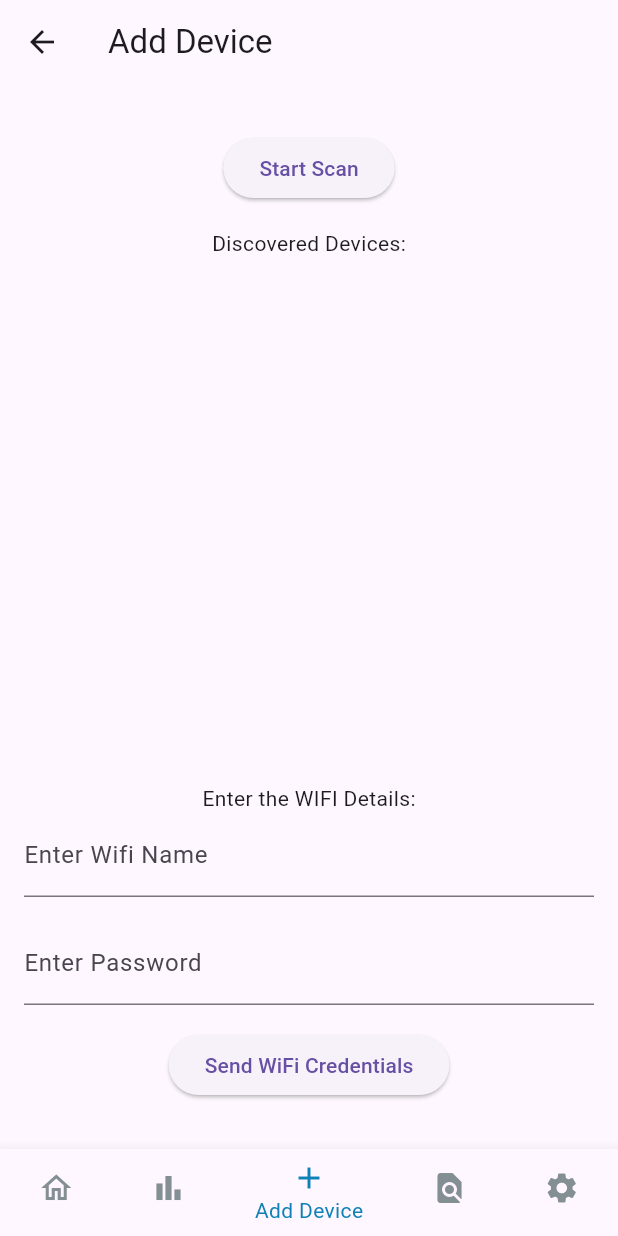
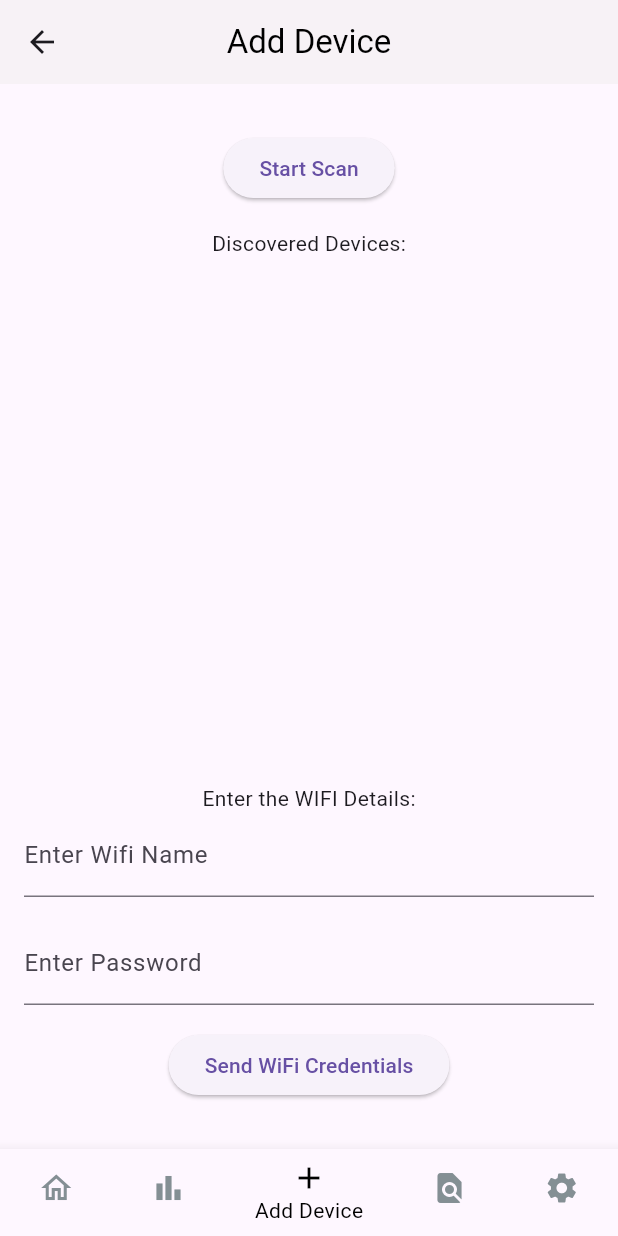
Before and after one commit to the-madhankumar/cmsd, a Flutter app: the screen it shows once a user with an empty profile is signed in, in the side drawer, after a tap on "Add Device", on a phone screen of 412 x 824 dp. Run offline on Flutter 3.47's test engine with Material 3 defaults, Android fonts, the phone set to English and light mode, and no system bars; our stand-ins replace connectivity_plus, firebase_auth, firebase_core, firebase_database, google_sign_in, lottie and 1 more; missing offline and left inert: flutter_bluetooth_seria_changed, open_settings; accounts and stored records are empty; network calls fail.

Commit message:
loading new

```diff
--- a/lib/home.dart
+++ b/lib/home.dart
@@ -5,6 +5,7 @@ import 'package:flutter_bluetooth_seria_changed/flutter_bluetooth_serial.dart';
 import 'package:firebase_database/firebase_database.dart';
 import 'package:open_settings/open_settings.dart';
 import 'package:permission_handler/permission_handler.dart';
+import 'package:lottie/lottie.dart';
 
 class MyApp extends StatelessWidget {
   const MyApp({super.key});
@@ -35,6 +36,8 @@ class MyApp extends StatelessWidget {
 
 // ignore: camel_case_types
 class HomePage extends StatelessWidget {
+  bool connected = true;
+  bool isConnectedPopupShown = false;
   final List<DrawerItem> drawerItems = [
     const DrawerItem(title: 'Profile', icon: Icons.person, page: ProfilePage()),
     const DrawerItem(title: 'History', icon: Icons.info, page: HistoryPage()),
@@ -49,32 +52,26 @@ class HomePage extends StatelessWidget {
     return Scaffold(
       backgroundColor: Colors.white,
       appBar: AppBar(
-        title: const Hero(
-          tag: 'appBarTitle',
-          child: Text(
-            'Soil Tester Home',
+        title: const Text(
+          'Soil tester',
           style: TextStyle(color: Colors.black),
         ),
-        ),
         centerTitle: true,
-        backgroundColor: const Color.fromARGB(255, 240, 241, 241),
-        actions: [],
+        backgroundColor:
+            const Color.fromARGB(246, 240, 237, 237).withOpacity(0.5),
       ),
       drawer: Drawer(
         child: ListView(
           children: <Widget>[
-            const SizedBox(
-              height: 70.0,
-              child: DrawerHeader(
+            const DrawerHeader(
               decoration: BoxDecoration(
-                  color: Colors.black,
+                color: Color.fromARGB(246, 240, 237, 237),
               ),
               child: Text(
                 'Menu',
                 style: TextStyle(
-                    color: Colors.white,
+                  color: Colors.black,
                   fontSize: 24,
-                  ),
                 ),
               ),
             ),
@@ -95,20 +92,75 @@ class HomePage extends StatelessWidget {
           ],
         ),
       ),
-      body: Center(
-        child: Column(
+      body: Column(
         mainAxisAlignment: MainAxisAlignment.center,
         children: [
           Expanded(
+            child: SingleChildScrollView(
               child: Container(
+                margin: const EdgeInsets.only(left: 10.0),
                 decoration: BoxDecoration(
                   borderRadius: BorderRadius.circular(15.0),
                 ),
                 child: ClipRRect(
                   borderRadius: BorderRadius.circular(15.0),
-                  child: Image.asset(
-                    'assets/images/CMSD.png',
+                  child: connected
+                      ? Container(
+                          margin: const EdgeInsets.only(
+                              top: 20.0), // Adjust the top margin
+                          child: Opacity(
+                            opacity:
+                                0.5, // Set the desired opacity (0.5 for 50%)
+                            child: Column(
+                              children: [
+                                Lottie.network(
+                                  'https://lottie.host/8cb372e2-6d74-4086-9ec8-cb6d2234d0ab/qRwKy9dAzj.json',
                                   fit: BoxFit.cover,
+                                ),
+                                const SizedBox(
+                                    height:
+                                        40), // Add space between image and text
+                                const Text(
+                                  'Connected',
+                                  style: TextStyle(
+                                    fontSize: 20,
+                                    color: Colors.black,
+                                    fontWeight: FontWeight.bold,
+                                  ),
+                                ),
+                              ],
+                            ),
+                          ),
+                        )
+                      : Container(
+                          margin: const EdgeInsets.only(
+                              top: 20.0), // Adjust the top margin
+                          child: Opacity(
+                            opacity:
+                                0.5, // Set the desired opacity (0.5 for 50%)
+                            child: Column(
+                              children: [
+                                Image.asset(
+                                  'assets/images/notcon.png',
+                                  fit: BoxFit.cover,
+                                  height: 250, // Adjust the height as needed
+                                  width: 350, // Adjust the width as needed
+                                ),
+                                const SizedBox(
+                                    height:
+                                        40), // Add space between image and text
+                                const Text(
+                                  'Device Not Connected',
+                                  style: TextStyle(
+                                    fontSize: 20,
+                                    color: Colors.black,
+                                    fontWeight: FontWeight.bold,
+                                  ),
+                                ),
+                              ],
+                            ),
+                          ),
+                        ),
                 ),
               ),
             ),
@@ -135,24 +187,10 @@ class HomePage extends StatelessWidget {
                   ],
                 ),
               ),
-                child: const Center(
-                  child: Text(
-                    '"Farmers transform soil into life\'s canvas, painted with dedication, resilience, and bountiful harvests."',
-                    style: TextStyle(
-                      fontSize: 20,
-                      fontWeight: FontWeight.bold,
-                      fontStyle: FontStyle.italic,
-                      fontFamily: 'RobotoSerif',
-                      color: Color.fromARGB(255, 11, 11, 11),
-                    ),
-                    textAlign: TextAlign.center,
-                  ),
-                ),
             ),
           ),
           const SizedBox(height: 20),
         ],
-        ),
       ),
       bottomNavigationBar: BottomNavigationBar(
         type: BottomNavigationBarType.fixed,
@@ -178,7 +216,7 @@ class HomePage extends StatelessWidget {
             label: "Settings",
           ),
         ],
-        selectedItemColor: const Color.fromARGB(255, 16, 129, 182),
+        selectedItemColor: const Color.fromARGB(255, 0, 0, 0),
         unselectedItemColor: Colors.grey,
         currentIndex: 0,
         showSelectedLabels: true,
@@ -186,7 +224,8 @@ class HomePage extends StatelessWidget {
         onTap: (index) {
           switch (index) {
             case 0:
-              Navigator.push(
+              // Use pushReplacement instead of push to prevent stacking pages
+              Navigator.pushReplacement(
                 context,
                 MaterialPageRoute(
                   builder: (context) => HomePage(),
@@ -194,7 +233,7 @@ class HomePage extends StatelessWidget {
               );
               break;
             case 1:
-              Navigator.push(
+              Navigator.pushReplacement(
                 context,
                 MaterialPageRoute(
                   builder: (context) => ElementsPage(),
@@ -202,7 +241,7 @@ class HomePage extends StatelessWidget {
               );
               break;
             case 2:
-              Navigator.push(
+              Navigator.pushReplacement(
                 context,
                 MaterialPageRoute(
                   builder: (context) => const AddDevicePage(),
@@ -210,7 +249,7 @@ class HomePage extends StatelessWidget {
               );
               break;
             case 3:
-              Navigator.push(
+              Navigator.pushReplacement(
                 context,
                 MaterialPageRoute(
                   builder: (context) => const HistoryPage(),
@@ -218,7 +257,7 @@ class HomePage extends StatelessWidget {
               );
               break;
             case 4:
-              Navigator.push(
+              Navigator.pushReplacement(
                 context,
                 MaterialPageRoute(
                   builder: (context) => const HomeDetailsPage(),
@@ -242,9 +281,7 @@ class DrawerItem {
 }
 
 class ElementsPage extends StatelessWidget {
-  final List<String> boxData = List.generate(18, (index) => 'Box ${index + 1}');
-
-  ElementsPage({super.key});
+  ElementsPage({Key? key}) : super(key: key);
 
   @override
   Widget build(BuildContext context) {
@@ -255,26 +292,13 @@ class ElementsPage extends StatelessWidget {
           style: TextStyle(color: Colors.black),
         ),
         centerTitle: true,
-        backgroundColor: Colors.blue,
+        backgroundColor:
+            const Color.fromARGB(246, 240, 237, 237).withOpacity(0.5),
       ),
       body: Column(
         children: [
-          Expanded(
-            child: Scrollbar(
-              thumbVisibility: true,
-              child: ListView.builder(
-                itemCount: boxData.length,
-                itemBuilder: (context, index) {
-                  return GestureDetector(
-                    onTap: () {
-                      Navigator.push(
-                        context,
-                        MaterialPageRoute(
-                          builder: (context) => DetailPage(boxData[index]),
-                        ),
-                      );
-                    },
-                    child: Container(
+          // First Sectional Box
+          Container(
             width: double.infinity,
             height: 150,
             margin: const EdgeInsets.all(8),
@@ -293,79 +317,73 @@ class ElementsPage extends StatelessWidget {
                 ),
               ],
             ),
-                      child: Column(
-                        crossAxisAlignment: CrossAxisAlignment.start,
-                        children: [
-                          Row(
-                            children: [
-                              Container(
-                                margin: const EdgeInsets.all(8),
-                                width: 50,
-                                height: 50,
-                                decoration: const BoxDecoration(
-                                  color: Color.fromARGB(255, 156, 219, 250),
-                                  shape: BoxShape.circle,
-                                ),
             child: const Center(
-                                  child: Icon(
-                                    Icons.cloud,
-                                    color: Colors.white,
-                                  ),
-                                ),
-                              ),
-                              const SizedBox(width: 8),
-                              Text(
-                                boxData[index],
-                                style: const TextStyle(
+              child: Text(
+                'Section 1',
+                style: TextStyle(
                   fontWeight: FontWeight.bold,
                   fontSize: 16,
                 ),
               ),
+            ),
+          ),
+          // Second Sectional Box
+          Container(
+            width: double.infinity,
+            height: 150,
+            margin: const EdgeInsets.all(8),
+            decoration: BoxDecoration(
+              color: Colors.white,
+              borderRadius: BorderRadius.circular(8),
+              boxShadow: [
+                BoxShadow(
+                  color: Colors.grey.withOpacity(0.5),
+                  spreadRadius: 2,
+                  blurRadius: 5,
+                  offset: const Offset(
+                    0,
+                    3,
+                  ),
+                ),
               ],
-                          ),
-                          Expanded(
-                            child: Align(
-                              alignment: Alignment.center,
-                              child: Material(
-                                borderRadius: BorderRadius.circular(8),
-                                color: Colors.transparent,
-                                child: InkWell(
-                                  borderRadius: BorderRadius.circular(8),
-                                  onTap: () {
-                                    Navigator.push(
-                                      context,
-                                      MaterialPageRoute(
-                                        builder: (context) =>
-                                            DetailPage(boxData[index]),
-                                      ),
-                                    );
-                                  },
-                                  child: Container(
-                                    width: 100,
-                                    height: 40,
-                                    decoration: BoxDecoration(
-                                      borderRadius: BorderRadius.circular(8),
-                                      color: Colors.blue,
             ),
             child: const Center(
               child: Text(
-                                        'View Details',
+                'Section 2',
                 style: TextStyle(
-                                          color: Colors.white,
                   fontWeight: FontWeight.bold,
+                  fontSize: 16,
                 ),
               ),
             ),
           ),
-                                ),
-                              ),
+          // Third Sectional Box
+          Container(
+            width: double.infinity,
+            height: 150,
+            margin: const EdgeInsets.all(8),
+            decoration: BoxDecoration(
+              color: Colors.white,
+              borderRadius: BorderRadius.circular(8),
+              boxShadow: [
+                BoxShadow(
+                  color: Colors.grey.withOpacity(0.5),
+                  spreadRadius: 2,
+                  blurRadius: 5,
+                  offset: const Offset(
+                    0,
+                    3,
                   ),
                 ),
               ],
             ),
+            child: const Center(
+              child: Text(
+                'Section 3',
+                style: TextStyle(
+                  fontWeight: FontWeight.bold,
+                  fontSize: 16,
                 ),
-                  );
-                },
               ),
             ),
           ),
@@ -395,7 +413,7 @@ class ElementsPage extends StatelessWidget {
             label: "Settings",
           ),
         ],
-        selectedItemColor: const Color.fromARGB(255, 16, 129, 182),
+        selectedItemColor: const Color.fromARGB(255, 0, 0, 0),
         unselectedItemColor: Colors.grey,
         currentIndex: 1,
         showSelectedLabels: true,
@@ -674,7 +692,13 @@ class _AddDevicePageState extends State<AddDevicePage> {
   Widget build(BuildContext context) {
     return Scaffold(
       appBar: AppBar(
-        title: const Text('Add Device'),
+        title: const Text(
+          'Add Device',
+          style: TextStyle(color: Colors.black),
+        ),
+        centerTitle: true,
+        backgroundColor:
+            const Color.fromARGB(246, 240, 237, 237).withOpacity(0.5),
       ),
       body: Padding(
         padding: const EdgeInsets.all(16.0),
@@ -755,7 +779,7 @@ class _AddDevicePageState extends State<AddDevicePage> {
             label: "Settings",
           ),
         ],
-        selectedItemColor: const Color.fromARGB(255, 16, 129, 182),
+        selectedItemColor: const Color.fromARGB(255, 0, 0, 0),
         unselectedItemColor: const Color.fromARGB(255, 132, 143, 148),
         currentIndex: 2, // Set the initial index here
         onTap: (index) {
@@ -831,31 +855,17 @@ class _HomeDetailsPageState extends State<HomeDetailsPage> {
   }
 
   @override
-  void initState() {
-    super.initState();
-    themeColors = [
-      Colors.white,
-      Colors.green,
-      Colors.orange,
-      Colors.blue,
-    ];
-  }
-
-  void _changeTheme() {
-    setState(() {
-      colorIndex = (colorIndex + 1) % themeColors.length;
-    });
-  }
-
-  @override
   Widget build(BuildContext context) {
     return Scaffold(
-      backgroundColor: themeColors[colorIndex],
+      backgroundColor: Colors.white,
       appBar: AppBar(
         title: const Text(
           'Home',
           style: TextStyle(color: Colors.black),
         ),
+        centerTitle: true,
+        backgroundColor:
+            const Color.fromARGB(246, 240, 237, 237).withOpacity(0.5),
       ),
       body: Padding(
         padding: const EdgeInsets.all(16.0),
@@ -884,12 +894,6 @@ class _HomeDetailsPageState extends State<HomeDetailsPage> {
               title: Text('Notifications'),
               subtitle: Text('Configure app notifications'),
               leading: Icon(Icons.notifications),
-            ),
-            ListTile(
-              title: const Text('Change Theme'),
-              subtitle: const Text('Change the app theme color'),
-              leading: const Icon(Icons.color_lens),
-              onTap: _changeTheme,
             ),
             ListTile(
               title: const Text('Sign Out'),
@@ -923,7 +927,7 @@ class _HomeDetailsPageState extends State<HomeDetailsPage> {
             label: "Settings",
           ),
         ],
-        selectedItemColor: const Color.fromARGB(255, 16, 129, 182),
+        selectedItemColor: const Color.fromARGB(255, 0, 0, 0),
         unselectedItemColor: Colors.grey,
         currentIndex: 4,
         showSelectedLabels: true,
@@ -972,13 +976,6 @@ class _HomeDetailsPageState extends State<HomeDetailsPage> {
   }
 }
 
-// ignore: unused_element
-void _changeTheme(BuildContext context) {
-  _HomeDetailsPageState pageState =
-      context.findAncestorStateOfType<_HomeDetailsPageState>()!;
-  pageState._changeTheme();
-}
-
 class HistoryPage extends StatelessWidget {
   const HistoryPage({super.key});
 
@@ -988,9 +985,12 @@ class HistoryPage extends StatelessWidget {
       backgroundColor: Colors.white,
       appBar: AppBar(
         title: const Text(
-          'History',
+          'Settings',
           style: TextStyle(color: Colors.black),
         ),
+        centerTitle: true,
+        backgroundColor:
+            const Color.fromARGB(246, 240, 237, 237).withOpacity(0.5),
       ),
       body: Padding(
         padding: const EdgeInsets.all(16.0),
@@ -1050,7 +1050,7 @@ class HistoryPage extends StatelessWidget {
             label: "Settings",
           ),
         ],
-        selectedItemColor: const Color.fromARGB(255, 16, 129, 182),
+        selectedItemColor: const Color.fromARGB(255, 0, 0, 0),
         unselectedItemColor: Colors.grey,
         currentIndex: 3,
         showSelectedLabels: true,
@@ -1115,7 +1115,7 @@ class ProfilePage extends StatelessWidget {
             width: double.infinity,
             height: 200,
             color: const Color.fromARGB(
-                255, 16, 129, 182), // Change the color as needed
+                255, 255, 255, 255), // Change the color as needed
             child: const Center(
               child: Column(
                 mainAxisAlignment: MainAxisAlignment.center,
@@ -1154,7 +1154,7 @@ class ProfilePage extends StatelessWidget {
         children: [
           Icon(
             icon,
-            color: Colors.blue,
+            color: const Color.fromARGB(255, 0, 0, 0),
           ),
           const SizedBox(width: 10),
           Column(
@@ -1178,5 +1178,3 @@ class ProfilePage extends StatelessWidget {
     );
   }
 }
-
-// ... (previous imports)
--- a/lib/loading.dart
+++ b/lib/loading.dart
@@ -1,6 +1,6 @@
 import 'package:cmsd_home/screen_1/login_auth.dart';
 import 'package:flutter/material.dart';
-import 'package:percent_indicator/circular_percent_indicator.dart';
+import 'package:lottie/lottie.dart';
 
 class Loading extends StatefulWidget {
   const Loading({Key? key}) : super(key: key);
@@ -40,30 +40,29 @@ class _LoadingState extends State<Loading> with SingleTickerProviderStateMixin {
   @override
   Widget build(BuildContext context) {
     return Scaffold(
-      backgroundColor:
-          const Color.fromARGB(255, 255, 174, 0), // Background color
-      body: Center(
-        child: Padding(
+      backgroundColor: Color.fromARGB(246, 240, 237, 237).withOpacity(0.5),
+      body: Column(
+        mainAxisAlignment: MainAxisAlignment.spaceBetween,
+        children: [
+          Padding(
             padding: const EdgeInsets.all(15.0),
             child: Column(
               mainAxisAlignment: MainAxisAlignment.center,
               children: [
-              // Logo or App Name could be added here for a more professional look
                 const SizedBox(height: 20),
                 Container(
-                alignment: Alignment.center,
-                child: CircularPercentIndicator(
-                  animation: true,
-                  animationDuration: 3500,
-                  radius:
-                      80, // Increased the radius for a larger loading indicator
-                  lineWidth:
-                      10, // Increased the line width for better visibility
-                  percent: 1.0,
-                  progressColor:
-                      const Color.fromARGB(255, 255, 69, 0), // Orange color
-                  backgroundColor: Colors.white, // White color background
-                  circularStrokeCap: CircularStrokeCap.round,
+                  margin: const EdgeInsets.only(right: 90.0),
+                  padding: const EdgeInsets.all(10.0),
+                  decoration: BoxDecoration(
+                    borderRadius: BorderRadius.circular(15.0),
+                  ),
+                  child: Lottie.network(
+                    'https://lottie.host/9be4b262-7abf-4ccb-9e03-497bf91867e5/rvwAugxJFj.json',
+                    height: 250,
+                    width: 250,
+                    fit: BoxFit.cover,
+                    repeat: true,
+                    controller: _controller,
                   ),
                 ),
                 const SizedBox(height: 30),
@@ -74,7 +73,8 @@ class _LoadingState extends State<Loading> with SingleTickerProviderStateMixin {
                     final List<Widget> dots = List.generate(5, (index) {
                       return Text(
                         index < dotCount ? '.   ' : '   ',
-                      style: const TextStyle(fontSize: 20, color: Colors.white),
+                        style: const TextStyle(
+                            fontSize: 20, color: Color.fromARGB(255, 0, 0, 0)),
                       );
                     });
                     return Row(
@@ -86,6 +86,20 @@ class _LoadingState extends State<Loading> with SingleTickerProviderStateMixin {
               ],
             ),
           ),
+          Container(
+            height: 50,
+            color: Color.fromARGB(255, 0, 0, 0),
+            alignment: Alignment.center,
+            child: const Text(
+              'CMSD Agri Tech',
+              style: TextStyle(
+                fontSize: 18,
+                color: Colors.white,
+                fontWeight: FontWeight.bold,
+              ),
+            ),
+          ),
+        ],
       ),
     );
   }
```
Also changed, not shown: pubspec.yaml (+4 -69 lines), assets/images/notcon.png (added), pubspec.lock. Lines whose indentation alone changed are shown as unchanged.
